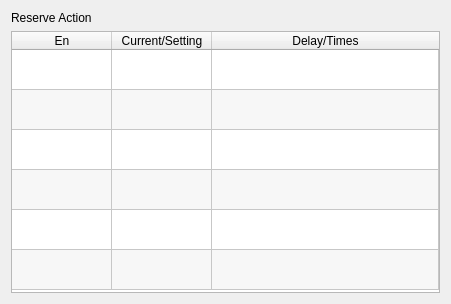
First picture: the form in hcinstruction/icpneumaticactionpage.ui, repository dongdong-2009/3-5AxisRobot, before the edit.
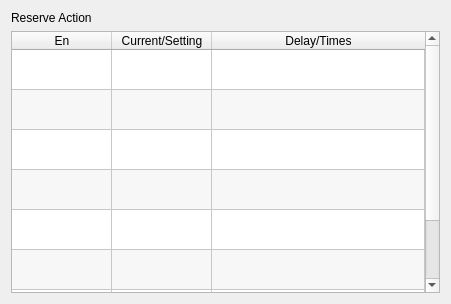
Second picture: the form after the edit. Icons and pictures are not drawn. Custom widgets are drawn as their Qt base class.

What changed in the file:
```diff
--- a/hcinstruction/icpneumaticactionpage.ui
+++ b/hcinstruction/icpneumaticactionpage.ui
@@ -135,12 +135,22 @@
        <string>Reserve6</string>
       </property>
      </row>
+     <row>
+      <property name="text">
+       <string>Reserve7</string>
+      </property>
+     </row>
+     <row>
+      <property name="text">
+       <string>Reserve8</string>
+      </property>
+     </row>
      <column>
       <property name="text">
        <string>En</string>
       </property>
       <property name="textAlignment">
-       <set>AlignHCenter|AlignVCenter|AlignCenter</set>
+       <set>AlignCenter</set>
       </property>
      </column>
      <column>
@@ -206,11 +216,27 @@
       </property>
      </item>
      <item row="4" column="0">
+      <property name="text">
+       <string/>
+      </property>
       <property name="checkState">
        <enum>Unchecked</enum>
       </property>
      </item>
      <item row="5" column="0">
+      <property name="text">
+       <string/>
+      </property>
+      <property name="checkState">
+       <enum>Unchecked</enum>
+      </property>
+     </item>
+     <item row="6" column="0">
+      <property name="checkState">
+       <enum>Unchecked</enum>
+      </property>
+     </item>
+     <item row="7" column="0">
       <property name="checkState">
        <enum>Unchecked</enum>
       </property>
```
